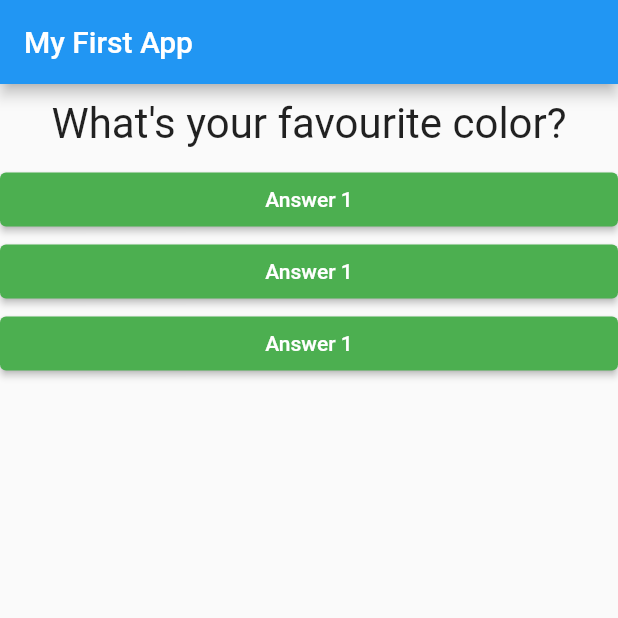
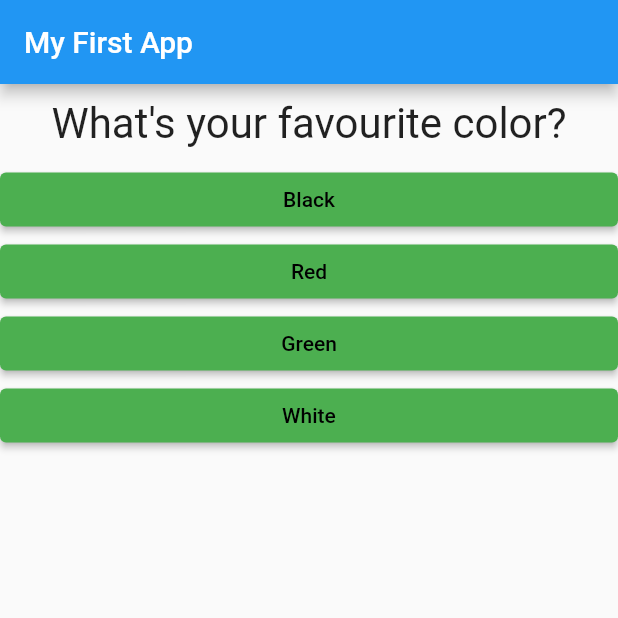
Before and after one commit to bjamyl/flutter-demo, a Flutter app: the screen it shows after launch, on a phone screen of 412 x 824 dp, the top half of it. Run offline on Flutter 3.47's test engine with Material 2 defaults, Android fonts, the phone set to English and light mode, and no system bars.

Commit message:
mapped list of questions to widgets

```diff
--- a/lib/answer.dart
+++ b/lib/answer.dart
@@ -2,16 +2,18 @@ import 'package:flutter/material.dart';
 
 class Answer extends StatelessWidget {
   final VoidCallback selectHandler;
+  final String answerText;
 
-  Answer(this.selectHandler);
+  Answer(this.selectHandler, this.answerText);
   @override
   Widget build(BuildContext context) {
     return Container(
       width: double.infinity,
       child: ElevatedButton(
-        style: ElevatedButton.styleFrom(backgroundColor: Colors.green),
+        style: ElevatedButton.styleFrom(
+            backgroundColor: Colors.green, foregroundColor: Colors.black),
         onPressed: selectHandler,
-        child: Text('Answer 1'),
+        child: Text(answerText),
       ),
     );
   }
--- a/lib/main.dart
+++ b/lib/main.dart
@@ -17,9 +17,26 @@ class MyApp extends StatefulWidget {
 }
 
 class _MyAppState extends State<MyApp> {
+  final questions = const [
+      {
+        'questionText': 'What\'s your favourite color?',
+        'answers': ['Black', 'Red', 'Green', 'White']
+      },
+      {
+        'questionText': 'What\'s your favourite animal?',
+        'answers': ['Dog', 'Sheep', 'Lion', 'Tiger']
+      },
+      {
+        'questionText': 'Who\'s your favourite basketballer?',
+        'answers': ['Tyrese', 'Sharpe', 'LeBron', 'Tatum']
+      },
+    ];
   var _questionIndex = 0;
 
   void _answerQuestion() {
+    if(_questionIndex < questions.length){
+
+    }
     setState(() {
       _questionIndex = _questionIndex + 1;
     });
@@ -28,10 +45,7 @@ class _MyAppState extends State<MyApp> {
 
   @override
   Widget build(BuildContext context) {
-    var questions = [
-      'What\'s your favourite color?',
-      'What\'s your favourite animal?',
-    ];
+
     return MaterialApp(
       home: Scaffold(
         appBar: AppBar(
@@ -39,10 +53,10 @@ class _MyAppState extends State<MyApp> {
         ),
         body: Column(
           children: [
-            Question(questions[_questionIndex]),
-            Answer(_answerQuestion),
-            Answer(_answerQuestion),
-            Answer(_answerQuestion),
+            Question(questions[_questionIndex]['questionText'] as String),
+            ...?(questions[_questionIndex]['answers'] as List)?.map((answer) {
+              return Answer(_answerQuestion, answer);
+            }).toList()
           ],
         ),
       ),
```
